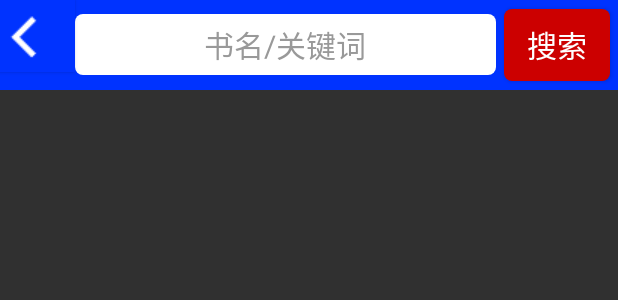
After one commit to dpcraft/ShareBook, an Android app: the layout activity_search.xml on its own in the app's theme, with its tools: preview values and no code run, on a phone screen of 412 x 824 dp. The commit adds this screen. Shown: the top 300 px of the screen. Run offline under Robolectric (Android 15) with nearby library versions, the phone set to English and light mode, and no system bars.

Commit message:
MOD: search activity

```diff
--- a/app/src/main/AndroidManifest.xml
+++ b/app/src/main/AndroidManifest.xml
@@ -21,7 +21,7 @@
         <activity android:name=".MyUploadActivity"/>
         <activity android:name=".MyLikeActivity"/>
         <activity android:name=".MyHistoryActivity"/>
-        <activity android:name=".ListActivity"/>
+        <activity android:name=".SearchActivity"/>
     </application>
 
 </manifest>
--- /dev/null
+++ b/app/src/main/res/layout/activity_search.xml
@@ -0,0 +1,52 @@
+<?xml version="1.0" encoding="utf-8"?>
+<LinearLayout
+    xmlns:android="http://schemas.android.com/apk/res/android"
+    android:layout_width="match_parent"
+    android:layout_height="match_parent"
+    android:orientation="vertical">
+<LinearLayout
+    android:layout_width="match_parent"
+    android:layout_height="60dp"
+    android:background="@color/blue">
+    <Button
+        android:id="@+id/button_back"
+        android:layout_width="50dp"
+        android:layout_height="wrap_content"
+        android:drawableLeft="@drawable/ic_back"
+        android:padding="0dp"
+        android:background="@color/blue"/>
+
+    <EditText
+        android:id="@+id/et_search"
+        android:layout_width="0dp"
+        android:layout_height="wrap_content"
+        android:layout_weight="4"
+        android:padding="5dp"
+        android:layout_gravity="center"
+        android:gravity="center"
+        android:background="@drawable/whitebuttonshape"
+        android:hint="书名/关键词"
+        android:textSize="@dimen/traditional_font_size"
+        android:textColorHint="@color/hint_color"/>
+    <Button
+        android:id="@+id/button_search"
+        android:layout_width="0dp"
+        android:layout_height="wrap_content"
+        android:layout_weight="1"
+        android:padding="5dp"
+        android:layout_gravity="center"
+        android:layout_marginLeft="5dp"
+        android:layout_marginRight="5dp"
+        android:background="@drawable/redbuttonshape"
+        android:text="搜索"
+        android:textSize="@dimen/traditional_font_size"
+        android:textColor="@color/white"
+        />
+   </LinearLayout>
+    <ListView
+        android:id="@+id/lv_after_search"
+        android:layout_width="match_parent"
+        android:layout_height="wrap_content"
+        android:background="@color/white">
+    </ListView>
+</LinearLayout>
--- a/app/src/main/res/layout/fragment_find.xml
+++ b/app/src/main/res/layout/fragment_find.xml
@@ -29,6 +29,7 @@
                     android:drawableLeft="@drawable/ic_search"
                     android:background="@drawable/whitebuttonshape"
                     android:hint="书名/关键词"
+                    android:textColorHint="@color/hint_color"
                     android:textSize="@dimen/traditional_font_size"/>
                 <Button
                     android:id="@+id/button_filtration"
@@ -55,7 +56,7 @@
         android:layout_gravity="end"
         android:divider="@color/blue"
         android:dividerHeight="0dp"
-        android:background="@color/black">
+        android:background="@color/grey">
 
     </ListView>
 </android.support.v4.widget.DrawerLayout>
--- a/app/src/main/res/layout/user_sub_toolbar_item.xml
+++ b/app/src/main/res/layout/user_sub_toolbar_item.xml
@@ -11,7 +11,7 @@
             android:layout_height="wrap_content"
             android:drawableLeft="@drawable/ic_back"
             android:padding="0dp"
-            android:background="@color/blue"/>
+            android:background="#00000000"/>
         <TextView
             android:id="@+id/tv_tool_bar_title"
             android:layout_width="match_parent"
--- a/app/src/main/res/values/colors.xml
+++ b/app/src/main/res/values/colors.xml
@@ -7,5 +7,8 @@
     <color name="black">#000000</color>
     <color name="blue">#0033FF</color>
     <color name="orange">#FF6600</color>
-    <color name="red">#FF0033</color>
+    <color name="red">#CC0000</color>
+    <color name="hint_color">#999999</color>
+    <color name="grey">#999999</color>
+    <color name="light_green">#00FFFF</color>
 </resources>
```
Also changed, not shown: app/src/main/java/cn/dpcraft/sharebook/FindFragment.java (+7 -1 lines), app/src/main/java/cn/dpcraft/sharebook/SearchActivity.java (added, +54 -0 lines), app/src/main/res/drawable/grey_button_shape.xml (added, +14 -0 lines), app/src/main/res/drawable/user_button_shape.xml (added, +11 -0 lines), app/src/main/res/layout/fragment_user.xml (+35 -30 lines), app/src/main/res/drawable/bc_zh.jpg (added), app/src/main/res/drawable/bg_hj.png (added), app/src/main/res/drawable/bg_np.jpg (added), app/src/main/res/drawable/bg_zj.png (added).
